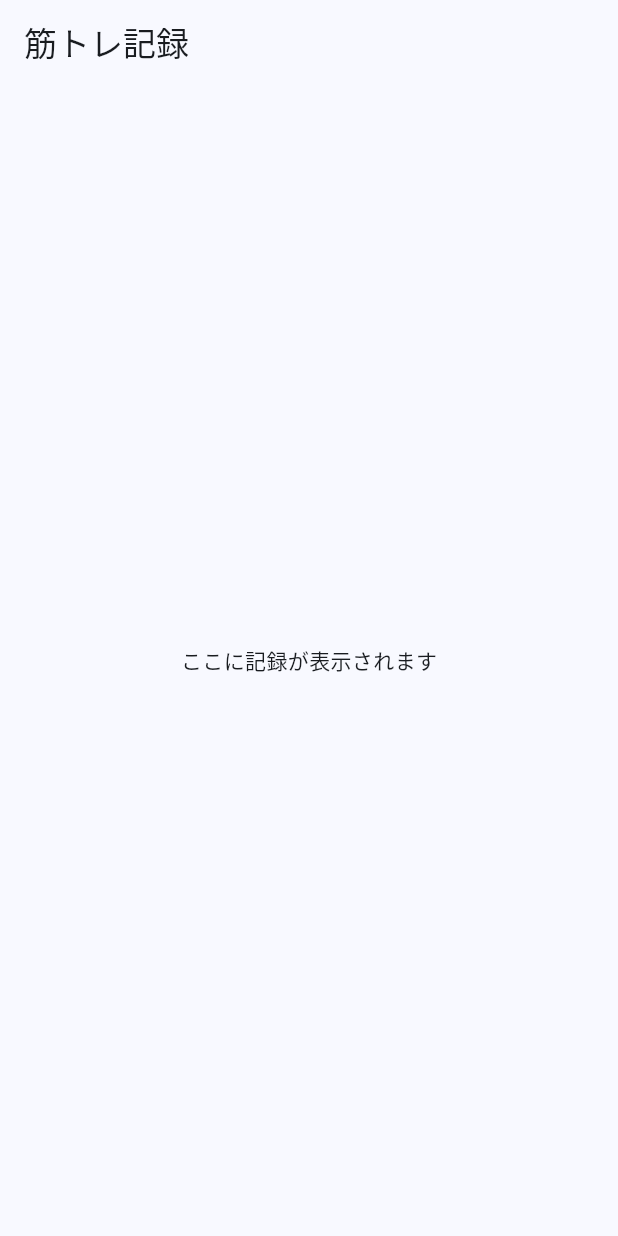
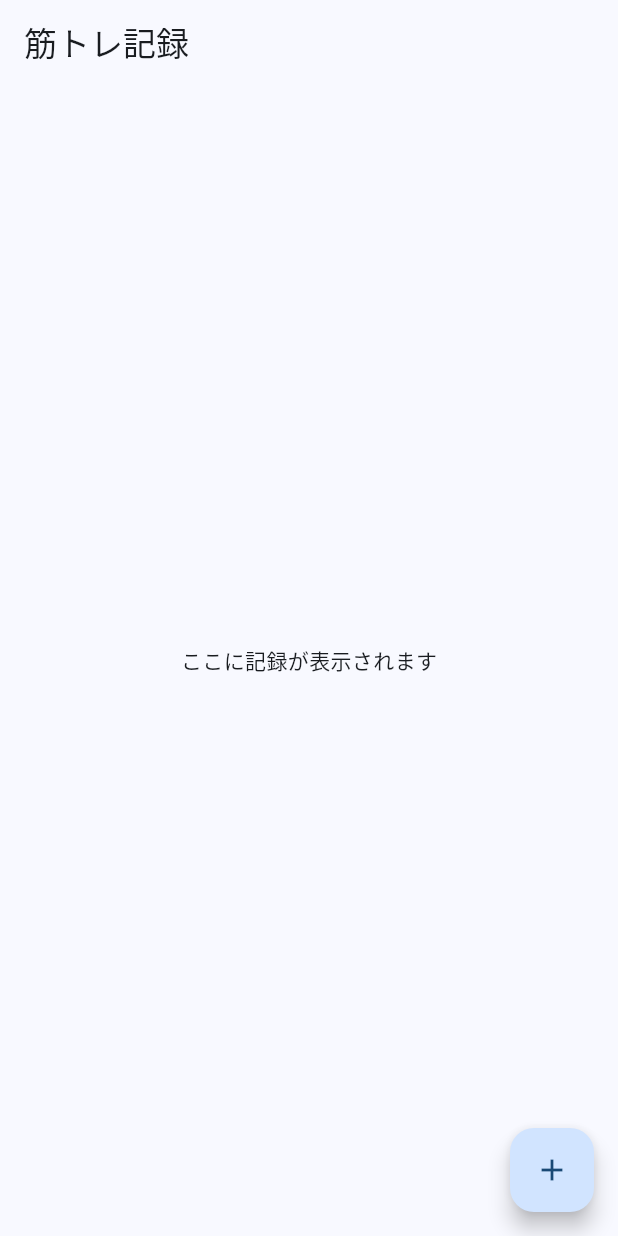
Before and after one commit to inoy/fitlog_notes, a Flutter app: the screen it shows after launch, on a phone screen of 412 x 824 dp. Run offline on Flutter 3.47's test engine with Material 3 defaults, Android fonts, the phone set to English and light mode, and no system bars.

Commit message:
feat: 記録追加用のFloatingActionButtonを追加
- WorkoutListScreenにFloatingActionButtonを配置。
- ボタン押下時の処理は未実装。
- ツールチップとアイコンを設定。

```diff
--- a/lib/main.dart
+++ b/lib/main.dart
@@ -32,6 +32,13 @@ class WorkoutListScreen extends StatelessWidget {
       body: const Center(
         child: Text('ここに記録が表示されます'),
       ),
+      floatingActionButton: FloatingActionButton(
+        onPressed: () {
+          // ボタンが押されたときの処理を今後ここに書きます
+        },
+        tooltip: '記録を追加',
+        child: const Icon(Icons.add),
+      ),
     );
   }
 }
```
